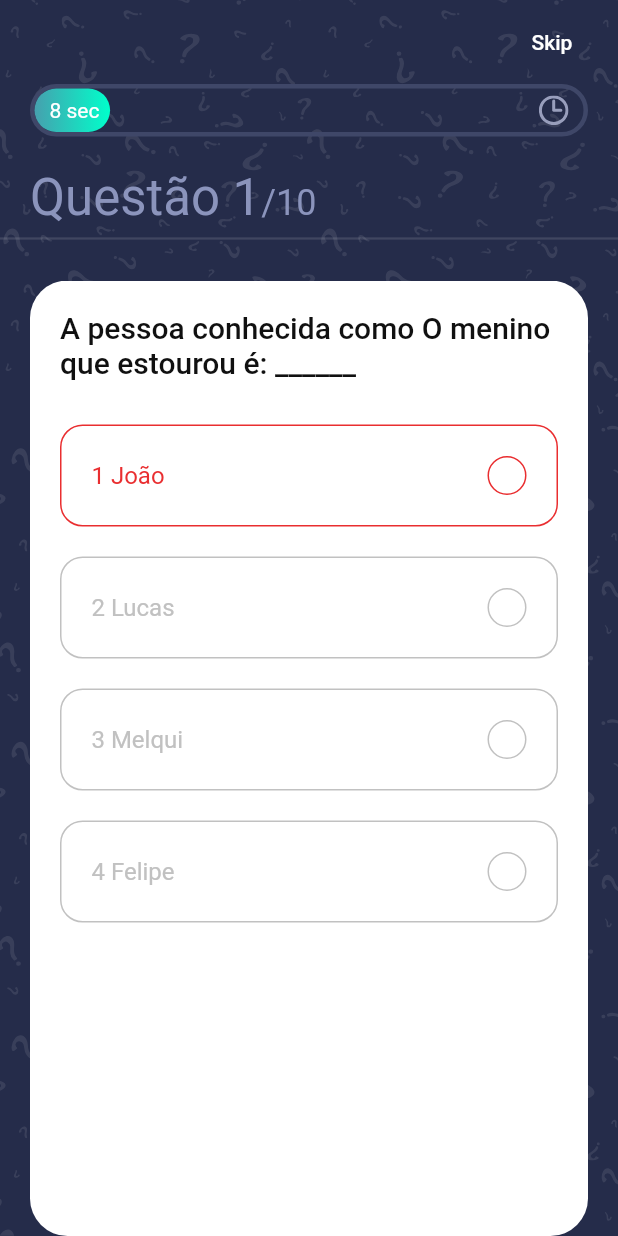
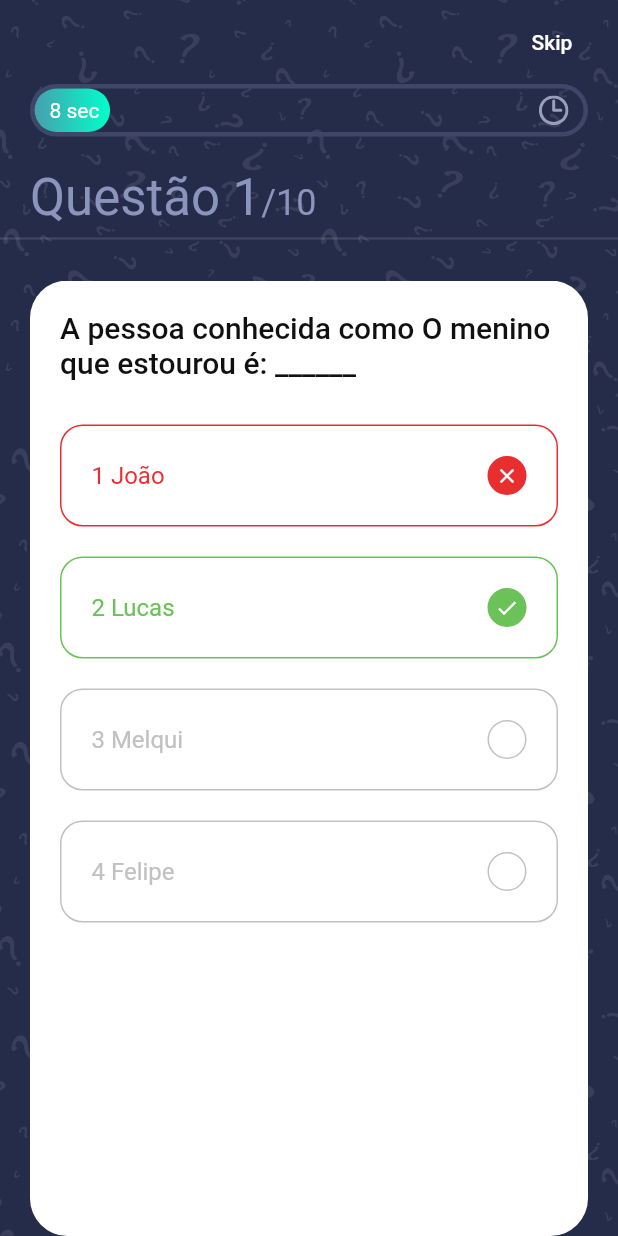
Before and after one commit to matheus2-andrade/QuizApp-Flutter, a Flutter app: the screen it shows after launch, after a tap on an icon or button, on a phone screen of 412 x 824 dp. Run offline on Flutter 3.47's test engine with Material 2 defaults, Android fonts, the phone set to English and light mode, and no system bars; our stand-ins replace flutter_svg, get.

Commit message:
add wrong and right icons

```diff
--- a/lib/controllers/question_controller.dart
+++ b/lib/controllers/question_controller.dart
@@ -31,7 +31,7 @@ class QuestionController extends GetxController
   RxInt _questionNumber = 1.obs;
   RxInt get questionNumber => this._questionNumber;
 
-  int _numOfCorrectAns;
+  int _numOfCorrectAns = 0;
   int get numOfCorrectAns => this._numOfCorrectAns;
 
   @override
--- a/lib/screens/quiz/components/options.dart
+++ b/lib/screens/quiz/components/options.dart
@@ -24,13 +24,17 @@ class Option extends StatelessWidget {
           Color getTheRightColor() {
             if (qnController.isAnswered) {
               if (index == qnController.correctAns) {
-                return kGrayColor;
+                return kGreenColor;
               } else if (index == qnController.selectedAns &&
                   qnController.selectedAns != qnController.correctAns) {
                 return kRedColor;
               }
             }
             return kGrayColor;
+          }
+
+          IconData getTheRightIcon() {
+            return getTheRightColor() == kRedColor ? Icons.close : Icons.done;
           }
 
           return InkWell(
@@ -50,12 +54,20 @@ class Option extends StatelessWidget {
                     style: TextStyle(color: getTheRightColor(), fontSize: 16),
                   ),
                   Container(
-                    height: 26,
-                    width: 26,
-                    decoration: BoxDecoration(
-                        borderRadius: BorderRadius.circular(50),
-                        border: Border.all(color: getTheRightColor())),
-                  )
+                      height: 26,
+                      width: 26,
+                      decoration: BoxDecoration(
+                          color: getTheRightColor() == kGrayColor
+                              ? Colors.transparent
+                              : getTheRightColor(),
+                          borderRadius: BorderRadius.circular(50),
+                          border: Border.all(color: getTheRightColor())),
+                      child: getTheRightColor() == kGrayColor
+                          ? null
+                          : Icon(
+                              getTheRightIcon(),
+                              size: 16,
+                            ))
                 ],
               ),
             ),
```
